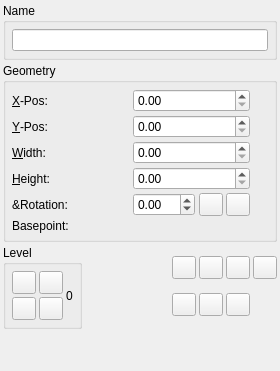
First picture: the form in scribus/ui/propertiespalette_xyzbase.ui, repository scribusproject/scribus, before the edit.
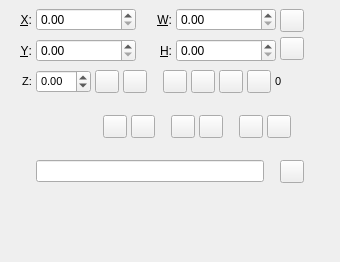
Second picture: the form after the edit. Custom widgets are drawn as their Qt base class.

What changed in the file:
```diff
--- a/scribus/ui/propertiespalette_xyzbase.ui
+++ b/scribus/ui/propertiespalette_xyzbase.ui
@@ -6,95 +6,70 @@
    <rect>
     <x>0</x>
     <y>0</y>
-    <width>280</width>
-    <height>371</height>
+    <width>340</width>
+    <height>262</height>
    </rect>
   </property>
-  <layout class="QVBoxLayout" name="verticalLayout">
-   <property name="spacing">
-    <number>3</number>
-   </property>
+  <property name="sizePolicy">
+   <sizepolicy hsizetype="Fixed" vsizetype="Fixed">
+    <horstretch>0</horstretch>
+    <verstretch>0</verstretch>
+   </sizepolicy>
+  </property>
+  <layout class="QGridLayout" name="gridLayout">
    <property name="leftMargin">
-    <number>3</number>
+    <number>8</number>
    </property>
    <property name="topMargin">
-    <number>3</number>
+    <number>8</number>
    </property>
    <property name="rightMargin">
-    <number>3</number>
+    <number>8</number>
    </property>
    <property name="bottomMargin">
-    <number>3</number>
+    <number>8</number>
    </property>
-   <item>
-    <widget class="QGroupBox" name="nameGroup">
-     <property name="sizePolicy">
-      <sizepolicy hsizetype="Preferred" vsizetype="Minimum">
-       <horstretch>0</horstretch>
-       <verstretch>0</verstretch>
-      </sizepolicy>
+   <property name="horizontalSpacing">
+    <number>4</number>
+   </property>
+   <property name="verticalSpacing">
+    <number>8</number>
+   </property>
+   <item row="2" column="6">
+    <spacer name="horizontalSpacer_2">
+     <property name="orientation">
+      <enum>Qt::Horizontal</enum>
      </property>
-     <property name="title">
-      <string>Name</string>
+     <property name="sizeHint" stdset="0">
+      <size>
+       <width>0</width>
+       <height>0</height>
+      </size>
      </property>
-     <layout class="QHBoxLayout" name="horizontalLayout">
-      <property name="spacing">
-       <number>3</number>
-      </property>
-      <property name="leftMargin">
-       <number>6</number>
-      </property>
-      <property name="topMargin">
-       <number>6</number>
-      </property>
-      <property name="rightMargin">
-       <number>6</number>
-      </property>
-      <property name="bottomMargin">
-       <number>6</number>
-      </property>
-      <item>
-       <widget class="NameWidget" name="nameEdit">
-        <property name="focusPolicy">
-         <enum>Qt::ClickFocus</enum>
-        </property>
-        <property name="toolTip">
-         <string>Name of selected object</string>
-        </property>
-       </widget>
-      </item>
-     </layout>
-    </widget>
+    </spacer>
    </item>
-   <item>
-    <widget class="QGroupBox" name="geoGroup">
-     <property name="sizePolicy">
-      <sizepolicy hsizetype="Preferred" vsizetype="Minimum">
-       <horstretch>0</horstretch>
-       <verstretch>0</verstretch>
-      </sizepolicy>
+   <item row="6" column="1" colspan="5">
+    <layout class="QHBoxLayout" name="horizontalLayout_16">
+     <property name="spacing">
+      <number>16</number>
      </property>
-     <property name="title">
-      <string>Geometry</string>
-     </property>
-     <layout class="QVBoxLayout" name="verticalLayout_2">
-      <property name="spacing">
-       <number>3</number>
-      </property>
-      <property name="leftMargin">
-       <number>6</number>
-      </property>
-      <property name="topMargin">
-       <number>6</number>
-      </property>
-      <property name="rightMargin">
-       <number>6</number>
-      </property>
-      <property name="bottomMargin">
-       <number>6</number>
-      </property>
-      <item>
-       <layout class="QGridLayout" name="geoGroupLayout">
+     <item>
+      <widget class="FormWidget" name="labelName">
+       <property name="label" stdset="0">
+        <string>Name</string>
+       </property>
+       <property name="font">
+        <font>
+         <pointsize>8</pointsize>
+        </font>
+       </property>
+       <property name="space">
+        <number>2</number>
+       </property>
+       <layout class="QHBoxLayout" name="horizontalLayout_18">
+        <property name="spacing">
+         <number>4</number>
+        </property>
         <property name="leftMargin">
          <number>0</number>
         </property>
@@ -107,233 +82,195 @@
         <property name="bottomMargin">
          <number>0</number>
         </property>
-        <property name="spacing">
-         <number>3</number>
-        </property>
-        <item row="1" column="1">
-         <widget class="ScrSpinBox" name="yposSpin">
-          <property name="toolTip">
-           <string>Vertical position of current basepoint</string>
+        <item>
+         <widget class="NameWidget" name="nameEdit">
+          <property name="focusPolicy">
+           <enum>Qt::ClickFocus</enum>
           </property>
-         </widget>
-        </item>
-        <item row="4" column="1">
-         <layout class="QHBoxLayout" name="horizontalLayout_3">
-          <item>
-           <widget class="ScrSpinBox" name="rotationSpin">
-            <property name="toolTip">
-             <string>Rotation of object at current basepoint</string>
-            </property>
-            <property name="wrapping">
-             <bool>true</bool>
-            </property>
-           </widget>
-          </item>
-          <item>
-           <spacer name="horizontalSpacer_2">
-            <property name="orientation">
-             <enum>Qt::Horizontal</enum>
-            </property>
-            <property name="sizeType">
-             <enum>QSizePolicy::Minimum</enum>
-            </property>
-            <property name="sizeHint" stdset="0">
-             <size>
-              <width>1</width>
-              <height>20</height>
-             </size>
-            </property>
-           </spacer>
-          </item>
-          <item>
-           <widget class="QToolButton" name="rotateCCW">
-            <property name="toolTip">
-             <string>Rotate the selection anti-clockwise by 90º</string>
-            </property>
-            <property name="text">
-             <string/>
-            </property>
-           </widget>
-          </item>
-          <item>
-           <widget class="QToolButton" name="rotateCW">
-            <property name="toolTip">
-             <string>Rotate the selection clockwise by 90º</string>
-            </property>
-            <property name="text">
-             <string/>
-            </property>
-           </widget>
-          </item>
-         </layout>
-        </item>
-        <item row="2" column="1">
-         <widget class="ScrSpinBox" name="widthSpin">
           <property name="toolTip">
-           <string>Width of current selection</string>
+           <string>Name of selected object</string>
           </property>
          </widget>
         </item>
-        <item row="3" column="0">
-         <widget class="QLabel" name="heightLabel">
-          <property name="text">
-           <string>&amp;Height:</string>
-          </property>
-          <property name="buddy">
-           <cstring>heightSpin</cstring>
-          </property>
-         </widget>
-        </item>
-        <item row="0" column="1">
-         <widget class="ScrSpinBox" name="xposSpin">
-          <property name="sizePolicy">
-           <sizepolicy hsizetype="Minimum" vsizetype="Fixed">
-            <horstretch>0</horstretch>
-            <verstretch>0</verstretch>
-           </sizepolicy>
-          </property>
+       </layout>
+      </widget>
+     </item>
+     <item>
+      <widget class="FormWidget" name="labelExport">
+       <property name="label" stdset="0">
+        <string>Export</string>
+       </property>
+       <property name="font">
+        <font>
+         <pointsize>8</pointsize>
+        </font>
+       </property>
+       <property name="space">
+        <number>2</number>
+       </property>
+       <layout class="QHBoxLayout" name="horizontalLayout_15">
+        <property name="spacing">
+         <number>4</number>
+        </property>
+        <property name="leftMargin">
+         <number>0</number>
+        </property>
+        <property name="topMargin">
+         <number>0</number>
+        </property>
+        <property name="rightMargin">
+         <number>0</number>
+        </property>
+        <property name="bottomMargin">
+         <number>0</number>
+        </property>
+        <item>
+         <widget class="QToolButton" name="noPrint">
           <property name="toolTip">
-           <string>Horizontal position of current basepoint</string>
+           <string>Enable or disable exporting of the object</string>
           </property>
          </widget>
         </item>
-        <item row="5" column="0">
-         <widget class="QLabel" name="basepointLabel">
+       </layout>
+      </widget>
+     </item>
+    </layout>
+   </item>
+   <item row="4" column="1" colspan="5">
+    <layout class="QHBoxLayout" name="horizontalLayout">
+     <property name="spacing">
+      <number>16</number>
+     </property>
+     <item>
+      <widget class="FormWidget" name="labelRotation">
+       <property name="label" stdset="0">
+        <string>&amp;Rotation</string>
+       </property>
+       <property name="font">
+        <font>
+         <pointsize>8</pointsize>
+        </font>
+       </property>
+       <property name="space">
+        <number>2</number>
+       </property>
+       <layout class="QHBoxLayout" name="horizontalLayout_6">
+        <property name="spacing">
+         <number>4</number>
+        </property>
+        <property name="leftMargin">
+         <number>0</number>
+        </property>
+        <property name="topMargin">
+         <number>0</number>
+        </property>
+        <property name="rightMargin">
+         <number>0</number>
+        </property>
+        <property name="bottomMargin">
+         <number>0</number>
+        </property>
+        <item>
+         <widget class="ScrSpinBox" name="rotationSpin">
           <property name="toolTip">
-           <string>Point from which measurements or rotation angles are referenced</string>
+           <string>Rotation of object at current basepoint</string>
           </property>
-          <property name="text">
-           <string>Basepoint:</string>
+          <property name="wrapping">
+           <bool>true</bool>
           </property>
          </widget>
         </item>
-        <item row="0" column="0">
-         <widget class="QLabel" name="xposLabel">
-          <property name="text">
-           <string>&amp;X-Pos:</string>
+        <item>
+         <widget class="QToolButton" name="rotateCCW">
+          <property name="toolTip">
+           <string>Rotate the selection anti-clockwise by 90º</string>
           </property>
-          <property name="buddy">
-           <cstring>xposSpin</cstring>
-          </property>
-         </widget>
-        </item>
-        <item row="1" column="0">
-         <widget class="QLabel" name="yposLabel">
           <property name="text">
-           <string>&amp;Y-Pos:</string>
+           <string/>
           </property>
-          <property name="buddy">
-           <cstring>yposSpin</cstring>
-          </property>
          </widget>
         </item>
-        <item row="4" column="0">
-         <widget class="QLabel" name="rotationLabel">
-          <property name="text">
-           <string>&amp;Rotation:</string>
+        <item>
+         <widget class="QToolButton" name="rotateCW">
+          <property name="toolTip">
+           <string>Rotate the selection clockwise by 90º</string>
           </property>
-         </widget>
-        </item>
-        <item row="2" column="0">
-         <widget class="QLabel" name="widthLabel">
           <property name="text">
-           <string>&amp;Width:</string>
+           <string/>
           </property>
-          <property name="buddy">
-           <cstring>widthSpin</cstring>
-          </property>
          </widget>
         </item>
-        <item row="3" column="1">
-         <widget class="ScrSpinBox" name="heightSpin">
-          <property name="toolTip">
-           <string>Height of current selection</string>
-          </property>
-         </widget>
-        </item>
-        <item row="2" column="2" rowspan="2">
-         <widget class="LinkButton" name="keepFrameWHRatioButton">
-          <property name="maximumSize">
-           <size>
-            <width>15</width>
-            <height>32767</height>
-           </size>
-          </property>
-          <property name="toolTip">
-           <string>Keep the aspect ratio</string>
-          </property>
-          <property name="checkable">
-           <bool>true</bool>
-          </property>
-          <property name="autoRaise">
-           <bool>true</bool>
-          </property>
-         </widget>
-        </item>
-        <item row="5" column="1">
-         <widget class="BasePointWidget" name="basePointWidget" native="true"/>
-        </item>
        </layout>
-      </item>
-     </layout>
-    </widget>
-   </item>
-   <item>
-    <layout class="QHBoxLayout" name="horizontalLayout_2">
-     <property name="spacing">
-      <number>3</number>
-     </property>
+      </widget>
+     </item>
      <item>
-      <widget class="QGroupBox" name="levelGroup">
-       <property name="title">
+      <widget class="FormWidget" name="labelLevel">
+       <property name="label" stdset="0">
         <string>Level</string>
        </property>
-       <layout class="QGridLayout" name="gridLayout">
+       <property name="font">
+        <font>
+         <pointsize>8</pointsize>
+        </font>
+       </property>
+       <property name="space">
+        <number>2</number>
+       </property>
+       <property name="labelVisibility">
+        <bool>true</bool>
+       </property>
+       <layout class="QHBoxLayout" name="horizontalLayout_5">
+        <property name="spacing">
+         <number>4</number>
+        </property>
         <property name="leftMargin">
-         <number>6</number>
+         <number>0</number>
         </property>
         <property name="topMargin">
-         <number>6</number>
+         <number>0</number>
         </property>
         <property name="rightMargin">
-         <number>6</number>
+         <number>0</number>
         </property>
         <property name="bottomMargin">
-         <number>6</number>
+         <number>0</number>
         </property>
-        <property name="spacing">
-         <number>3</number>
-        </property>
-        <item row="0" column="0">
+        <item>
+         <widget class="QToolButton" name="levelTop">
+          <property name="toolTip">
+           <string>Move to front</string>
+          </property>
+         </widget>
+        </item>
+        <item>
          <widget class="QToolButton" name="levelUp">
           <property name="toolTip">
            <string>Move one level up</string>
           </property>
          </widget>
         </item>
-        <item row="1" column="0">
+        <item>
          <widget class="QToolButton" name="levelDown">
           <property name="toolTip">
            <string>Move one level down</string>
           </property>
          </widget>
         </item>
-        <item row="0" column="1">
-         <widget class="QToolButton" name="levelTop">
-          <property name="toolTip">
-           <string>Move to front</string>
-          </property>
-         </widget>
-        </item>
-        <item row="1" column="1">
+        <item>
          <widget class="QToolButton" name="levelBottom">
           <property name="toolTip">
            <string>Move to back</string>
           </property>
          </widget>
         </item>
-        <item row="0" column="2" rowspan="2">
+        <item>
          <widget class="QLabel" name="levelLabel">
+          <property name="minimumSize">
+           <size>
+            <width>24</width>
+            <height>0</height>
+           </size>
+          </property>
           <property name="toolTip">
            <string>Indicates the level the object is on, 1 means the object is at the bottom</string>
           </property>
@@ -346,77 +283,346 @@
       </widget>
      </item>
      <item>
-      <spacer name="horizontalSpacer">
+      <spacer name="horizontalSpacer_6">
        <property name="orientation">
         <enum>Qt::Horizontal</enum>
        </property>
        <property name="sizeHint" stdset="0">
         <size>
-         <width>40</width>
-         <height>20</height>
+         <width>0</width>
+         <height>0</height>
         </size>
        </property>
       </spacer>
      </item>
+    </layout>
+   </item>
+   <item row="2" column="1">
+    <widget class="ScrSpinBox" name="xposSpin">
+     <property name="sizePolicy">
+      <sizepolicy hsizetype="Minimum" vsizetype="Fixed">
+       <horstretch>0</horstretch>
+       <verstretch>0</verstretch>
+      </sizepolicy>
+     </property>
+     <property name="minimumSize">
+      <size>
+       <width>100</width>
+       <height>0</height>
+      </size>
+     </property>
+     <property name="maximumSize">
+      <size>
+       <width>100</width>
+       <height>16777215</height>
+      </size>
+     </property>
+     <property name="toolTip">
+      <string>Horizontal position of current basepoint</string>
+     </property>
+    </widget>
+   </item>
+   <item row="5" column="0">
+    <spacer name="horizontalSpacer_5">
+     <property name="orientation">
+      <enum>Qt::Horizontal</enum>
+     </property>
+     <property name="sizeType">
+      <enum>QSizePolicy::Fixed</enum>
+     </property>
+     <property name="sizeHint" stdset="0">
+      <size>
+       <width>24</width>
+       <height>0</height>
+      </size>
+     </property>
+    </spacer>
+   </item>
+   <item row="2" column="5" rowspan="2">
+    <layout class="QVBoxLayout" name="verticalLayout_2">
+     <property name="spacing">
+      <number>4</number>
+     </property>
      <item>
-      <layout class="QGridLayout" name="gridLayout_2" columnstretch="0,0,0,0">
-       <property name="spacing">
-        <number>3</number>
+      <widget class="LinkButton" name="keepFrameWHRatioButton">
+       <property name="toolTip">
+        <string>Keep the aspect ratio</string>
        </property>
-       <item row="1" column="1">
-        <widget class="QToolButton" name="flipV">
-         <property name="toolTip">
-          <string>Flip vertically</string>
-         </property>
-        </widget>
-       </item>
-       <item row="0" column="2">
-        <widget class="QToolButton" name="doLock">
-         <property name="toolTip">
-          <string>Lock or unlock the object</string>
-         </property>
-        </widget>
-       </item>
-       <item row="0" column="0">
-        <widget class="QToolButton" name="doGroup">
-         <property name="toolTip">
-          <string>Group the selected objects</string>
-         </property>
-        </widget>
-       </item>
-       <item row="0" column="1">
-        <widget class="QToolButton" name="flipH">
-         <property name="toolTip">
-          <string>Flip horizontally</string>
-         </property>
-        </widget>
-       </item>
-       <item row="1" column="2">
-        <widget class="QToolButton" name="noPrint">
-         <property name="toolTip">
-          <string>Enable or disable exporting of the object</string>
-         </property>
-        </widget>
-       </item>
-       <item row="0" column="3">
-        <widget class="QToolButton" name="noResize">
-         <property name="toolTip">
-          <string>Lock or unlock the size of the object</string>
-         </property>
-        </widget>
-       </item>
-       <item row="1" column="0">
-        <widget class="QToolButton" name="doUnGroup">
-         <property name="toolTip">
-          <string>Ungroup the selected group</string>
-         </property>
-        </widget>
-       </item>
-      </layout>
+       <property name="checkable">
+        <bool>true</bool>
+       </property>
+      </widget>
      </item>
+     <item>
+      <widget class="QToolButton" name="buttonLineBasePoint">
+       <property name="text">
+        <string/>
+       </property>
+       <property name="checkable">
+        <bool>true</bool>
+       </property>
+      </widget>
+     </item>
     </layout>
    </item>
-   <item>
+   <item row="2" column="0">
+    <widget class="QLabel" name="xposLabel">
+     <property name="text">
+      <string>&amp;X:</string>
+     </property>
+     <property name="alignment">
+      <set>Qt::AlignRight|Qt::AlignTrailing|Qt::AlignVCenter</set>
+     </property>
+     <property name="buddy">
+      <cstring>xposSpin</cstring>
+     </property>
+    </widget>
+   </item>
+   <item row="5" column="1" colspan="5">
+    <layout class="QHBoxLayout" name="horizontalLayout_2">
+     <property name="spacing">
+      <number>16</number>
+     </property>
+     <item>
+      <widget class="BasePointWidget" name="basePointWidget" native="true">
+       <property name="sizePolicy">
+        <sizepolicy hsizetype="Fixed" vsizetype="Fixed">
+         <horstretch>0</horstretch>
+         <verstretch>0</verstretch>
+        </sizepolicy>
+       </property>
+       <property name="minimumSize">
+        <size>
+         <width>51</width>
+         <height>51</height>
+        </size>
+       </property>
+       <property name="maximumSize">
+        <size>
+         <width>51</width>
+         <height>51</height>
+        </size>
+       </property>
+      </widget>
+     </item>
+     <item>
+      <widget class="FormWidget" name="labelFlip">
+       <property name="label" stdset="0">
+        <string>Flip</string>
+       </property>
+       <property name="font">
+        <font>
+         <pointsize>8</pointsize>
+        </font>
+       </property>
+       <property name="space">
+        <number>2</number>
+       </property>
+       <layout class="QHBoxLayout" name="horizontalLayout_11">
+        <property name="spacing">
+         <number>4</number>
+        </property>
+        <property name="leftMargin">
+         <number>0</number>
+        </property>
+        <property name="topMargin">
+         <number>0</number>
+        </property>
+        <property name="rightMargin">
+         <number>0</number>
+        </property>
+        <property name="bottomMargin">
+         <number>0</number>
+        </property>
+        <item>
+         <widget class="QToolButton" name="flipH">
+          <property name="toolTip">
+           <string>Flip horizontally</string>
+          </property>
+         </widget>
+        </item>
+        <item>
+         <widget class="QToolButton" name="flipV">
+          <property name="toolTip">
+           <string>Flip vertically</string>
+          </property>
+         </widget>
+        </item>
+       </layout>
+      </widget>
+     </item>
+     <item>
+      <widget class="FormWidget" name="labelLock">
+       <property name="label" stdset="0">
+        <string>Lock</string>
+       </property>
+       <property name="font">
+        <font>
+         <pointsize>8</pointsize>
+        </font>
+       </property>
+       <property name="space">
+        <number>2</number>
+       </property>
+       <layout class="QHBoxLayout" name="horizontalLayout_12">
+        <property name="spacing">
+         <number>4</number>
+        </property>
+        <property name="leftMargin">
+         <number>0</number>
+        </property>
+        <property name="topMargin">
+         <number>0</number>
+        </property>
+        <property name="rightMargin">
+         <number>0</number>
+        </property>
+        <property name="bottomMargin">
+         <number>0</number>
+        </property>
+        <item>
+         <widget class="QToolButton" name="doLock">
+          <property name="toolTip">
+           <string>Lock or unlock the object</string>
+          </property>
+         </widget>
+        </item>
+        <item>
+         <widget class="QToolButton" name="noResize">
+          <property name="toolTip">
+           <string>Lock or unlock the size of the object</string>
+          </property>
+          <property name="checkable">
+           <bool>true</bool>
+          </property>
+         </widget>
+        </item>
+       </layout>
+      </widget>
+     </item>
+     <item>
+      <widget class="FormWidget" name="labelGroup">
+       <property name="label" stdset="0">
+        <string>Group</string>
+       </property>
+       <property name="font">
+        <font>
+         <pointsize>8</pointsize>
+        </font>
+       </property>
+       <property name="space">
+        <number>2</number>
+       </property>
+       <layout class="QHBoxLayout" name="horizontalLayout_17">
+        <property name="spacing">
+         <number>4</number>
+        </property>
+        <property name="leftMargin">
+         <number>0</number>
+        </property>
+        <property name="topMargin">
+         <number>0</number>
+        </property>
+        <property name="rightMargin">
+         <number>0</number>
+        </property>
+        <property name="bottomMargin">
+         <number>0</number>
+        </property>
+        <item>
+         <widget class="QToolButton" name="doGroup">
+          <property name="toolTip">
+           <string>Group the selected objects</string>
+          </property>
+         </widget>
+        </item>
+        <item>
+         <widget class="QToolButton" name="doUnGroup">
+          <property name="toolTip">
+           <string>Ungroup the selected group</string>
+          </property>
+         </widget>
+        </item>
+       </layout>
+      </widget>
+     </item>
+     <item>
+      <spacer name="horizontalSpacer_3">
+       <property name="orientation">
+        <enum>Qt::Horizontal</enum>
+       </property>
+       <property name="sizeHint" stdset="0">
+        <size>
+         <width>0</width>
+         <height>0</height>
+        </size>
+       </property>
+      </spacer>
+     </item>
+    </layout>
+   </item>
+   <item row="3" column="1">
+    <widget class="ScrSpinBox" name="yposSpin">
+     <property name="minimumSize">
+      <size>
+       <width>100</width>
+       <height>0</height>
+      </size>
+     </property>
+     <property name="maximumSize">
+      <size>
+       <width>100</width>
+       <height>16777215</height>
+      </size>
+     </property>
+     <property name="toolTip">
+      <string>Vertical position of current basepoint</string>
+     </property>
+    </widget>
+   </item>
+   <item row="3" column="0">
+    <widget class="QLabel" name="yposLabel">
+     <property name="text">
+      <string>&amp;Y:</string>
+     </property>
+     <property name="alignment">
+      <set>Qt::AlignRight|Qt::AlignTrailing|Qt::AlignVCenter</set>
+     </property>
+     <property name="buddy">
+      <cstring>yposSpin</cstring>
+     </property>
+    </widget>
+   </item>
+   <item row="2" column="2">
+    <spacer name="horizontalSpacer_4">
+     <property name="orientation">
+      <enum>Qt::Horizontal</enum>
+     </property>
+     <property name="sizeType">
+      <enum>QSizePolicy::Fixed</enum>
+     </property>
+     <property name="sizeHint" stdset="0">
+      <size>
+       <width>8</width>
+       <height>0</height>
+      </size>
+     </property>
+    </spacer>
+   </item>
+   <item row="3" column="3">
+    <widget class="QLabel" name="heightLabel">
+     <property name="text">
+      <string>&amp;H:</string>
+     </property>
+     <property name="alignment">
+      <set>Qt::AlignRight|Qt::AlignTrailing|Qt::AlignVCenter</set>
+     </property>
+     <property name="buddy">
+      <cstring>heightSpin</cstring>
+     </property>
+    </widget>
+   </item>
+   <item row="7" column="3">
     <spacer name="verticalSpacer">
      <property name="orientation">
       <enum>Qt::Vertical</enum>
@@ -429,13 +635,110 @@
      </property>
     </spacer>
    </item>
+   <item row="3" column="4">
+    <widget class="ScrSpinBox" name="heightSpin">
+     <property name="minimumSize">
+      <size>
+       <width>100</width>
+       <height>0</height>
+      </size>
+     </property>
+     <property name="maximumSize">
+      <size>
+       <width>100</width>
+       <height>16777215</height>
+      </size>
+     </property>
+     <property name="toolTip">
+      <string>Height of current selection</string>
+     </property>
+    </widget>
+   </item>
+   <item row="2" column="4">
+    <widget class="ScrSpinBox" name="widthSpin">
+     <property name="minimumSize">
+      <size>
+       <width>100</width>
+       <height>0</height>
+      </size>
+     </property>
+     <property name="maximumSize">
+      <size>
+       <width>100</width>
+       <height>16777215</height>
+      </size>
+     </property>
+     <property name="toolTip">
+      <string>Width of current selection</string>
+     </property>
+    </widget>
+   </item>
+   <item row="2" column="3">
+    <widget class="QLabel" name="widthLabel">
+     <property name="text">
+      <string>&amp;W:</string>
+     </property>
+     <property name="alignment">
+      <set>Qt::AlignRight|Qt::AlignTrailing|Qt::AlignVCenter</set>
+     </property>
+     <property name="buddy">
+      <cstring>widthSpin</cstring>
+     </property>
+    </widget>
+   </item>
+   <item row="4" column="0">
+    <widget class="FormWidget" name="formWidget_2">
+     <property name="sizePolicy">
+      <sizepolicy hsizetype="Preferred" vsizetype="Maximum">
+       <horstretch>0</horstretch>
+       <verstretch>0</verstretch>
+      </sizepolicy>
+     </property>
+     <property name="label" stdset="0">
+      <string/>
+     </property>
+     <property name="font">
+      <font>
+       <pointsize>8</pointsize>
+      </font>
+     </property>
+     <property name="preserveLabelSpace">
+      <bool>true</bool>
+     </property>
+     <layout class="QHBoxLayout" name="horizontalLayout_4">
+      <property name="leftMargin">
+       <number>0</number>
+      </property>
+      <property name="topMargin">
+       <number>0</number>
+      </property>
+      <property name="rightMargin">
+       <number>0</number>
+      </property>
+      <property name="bottomMargin">
+       <number>0</number>
+      </property>
+      <item>
+       <widget class="QLabel" name="label">
+        <property name="text">
+         <string>Z:</string>
+        </property>
+        <property name="alignment">
+         <set>Qt::AlignRight|Qt::AlignTrailing|Qt::AlignVCenter</set>
+        </property>
+       </widget>
+      </item>
+     </layout>
+    </widget>
+   </item>
   </layout>
  </widget>
  <customwidgets>
   <customwidget>
-   <class>NameWidget</class>
-   <extends>QLineEdit</extends>
-   <header>ui/propertiespalette_utils.h</header>
+   <class>FormWidget</class>
+   <extends>QWidget</extends>
+   <header>ui/widgets/form_widget.h</header>
+   <container>1</container>
   </customwidget>
   <customwidget>
    <class>ScrSpinBox</class>
@@ -448,6 +751,11 @@
    <header>ui/basepointwidget.h</header>
    <container>1</container>
   </customwidget>
+  <customwidget>
+   <class>NameWidget</class>
+   <extends>QLineEdit</extends>
+   <header>ui/propertiespalette_utils.h</header>
+  </customwidget>
   <customwidget>
    <class>LinkButton</class>
    <extends>QToolButton</extends>
```
